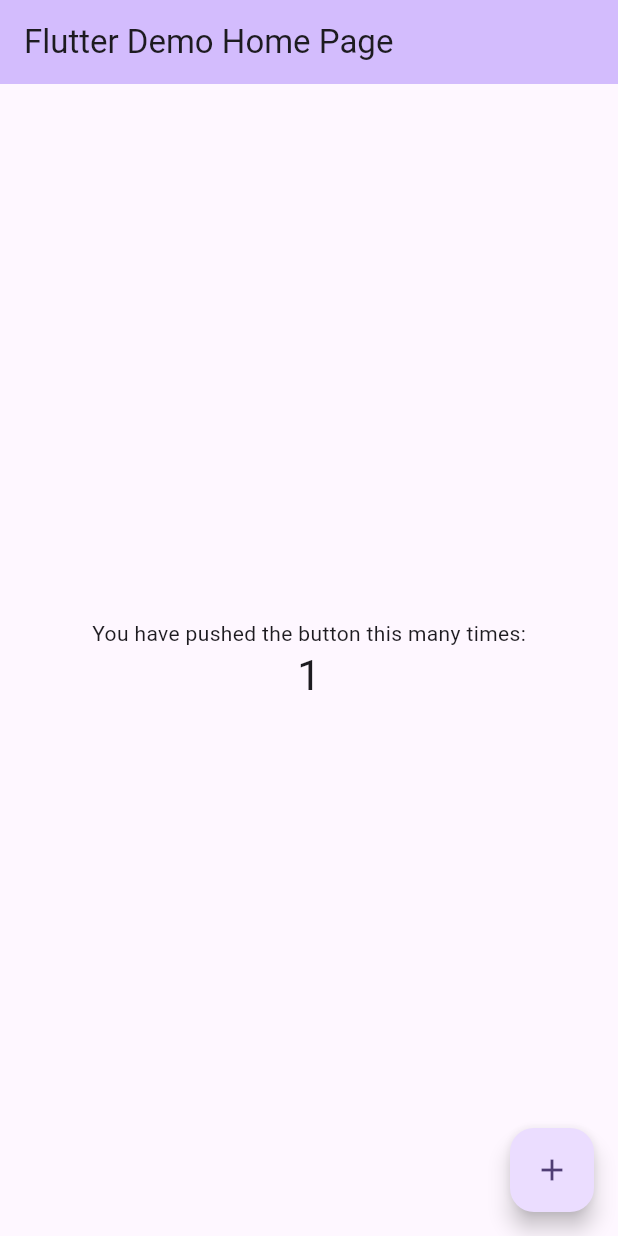
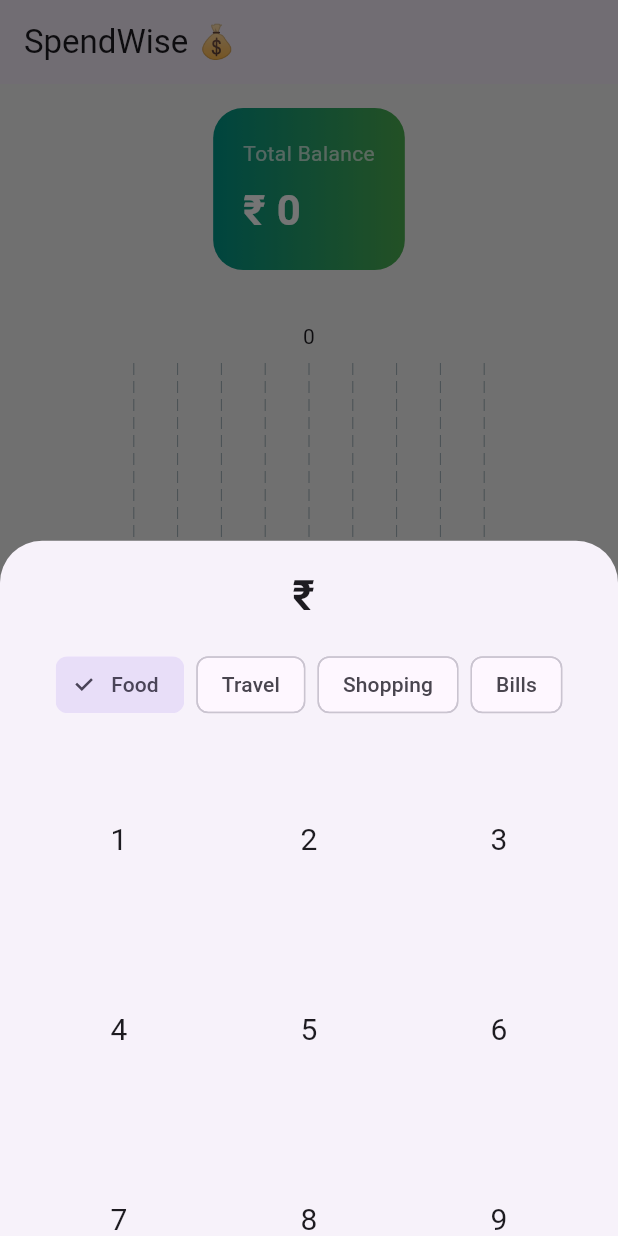
Before and after one commit to pooja-molawade/spendwise-flutter, a Flutter app: the screen it shows after launch, after a tap on the "add" icon, on a phone screen of 412 x 824 dp. Run offline on Flutter 3.47's test engine with Material 3 defaults, Android fonts, the phone set to English and light mode, and no system bars; drawn by our look-alikes of fl_chart; our stand-ins replace flutter_bloc.

```diff
--- /dev/null
+++ b/lib/bloc/expense_bloc.dart
@@ -0,0 +1,32 @@
+import 'package:flutter_bloc/flutter_bloc.dart';
+import '../models/expense.dart';
+import 'expense_event.dart';
+import 'expense_state.dart';
+
+class ExpenseBloc extends Bloc<ExpenseEvent, ExpenseState> {
+  ExpenseBloc() : super(ExpenseState()) {
+    on<AddExpense>((event, emit) {
+      final newExpense = Expense(
+        id: DateTime.now().toString(),
+        title: event.title,
+        amount: event.amount,
+      );
+
+      emit(
+        state.copyWith(
+          expenses: [...state.expenses, newExpense],
+        ),
+      );
+    });
+
+    on<DeleteExpense>((event, emit) {
+      emit(
+        state.copyWith(
+          expenses: state.expenses
+              .where((e) => e.id != event.id)
+              .toList(),
+        ),
+      );
+    });
+  }
+}
--- /dev/null
+++ b/lib/bloc/expense_event.dart
@@ -0,0 +1,14 @@
+abstract class ExpenseEvent {}
+
+class AddExpense extends ExpenseEvent {
+  final String title;
+  final double amount;
+
+  AddExpense(this.title, this.amount);
+}
+
+class DeleteExpense extends ExpenseEvent {
+  final String id;
+
+  DeleteExpense(this.id);
+}
--- /dev/null
+++ b/lib/bloc/expense_state.dart
@@ -0,0 +1,13 @@
+import '../models/expense.dart';
+
+class ExpenseState {
+  final List<Expense> expenses;
+
+  ExpenseState({this.expenses = const []});
+
+  ExpenseState copyWith({List<Expense>? expenses}) {
+    return ExpenseState(
+      expenses: expenses ?? this.expenses,
+    );
+  }
+}
--- /dev/null
+++ b/lib/bottomsheets/quick_add_sheet.dart
@@ -0,0 +1,95 @@
+import 'package:flutter/material.dart';
+import 'package:flutter_bloc/flutter_bloc.dart';
+
+import '../bloc/expense_bloc.dart';
+import '../bloc/expense_event.dart';
+class QuickAddSheet extends StatefulWidget {
+  const QuickAddSheet({super.key});
+
+  @override
+  State<QuickAddSheet> createState() => _QuickAddSheetState();
+}
+
+class _QuickAddSheetState extends State<QuickAddSheet> {
+  String selected = "Food";
+  String amount = "";
+
+  final categories = ["Food", "Travel", "Shopping", "Bills"];
+
+  void addDigit(String digit) {
+    setState(() {
+      amount += digit;
+    });
+  }
+
+  @override
+  Widget build(BuildContext context) {
+    return SingleChildScrollView(
+      child: Container(
+        padding: const EdgeInsets.all(16),
+        child: Column(
+          mainAxisSize: MainAxisSize.min,
+          children: [
+            // 🔹 Amount Display
+            Text(
+              "₹ $amount",
+              style: const TextStyle(
+                fontSize: 28,
+                fontWeight: FontWeight.bold,
+              ),
+            ),
+
+            const SizedBox(height: 16),
+
+            // 🔹 Category Chips
+            Wrap(
+              spacing: 8,
+              children: categories.map((c) {
+                return ChoiceChip(
+                  label: Text(c),
+                  selected: selected == c,
+                  onSelected: (_) {
+                    setState(() => selected = c);
+                  },
+                );
+              }).toList(),
+            ),
+
+            const SizedBox(height: 16),
+
+            // 🔢 Number Pad
+            GridView.builder(
+              shrinkWrap: true,
+              itemCount: 9,
+              gridDelegate:
+              const SliverGridDelegateWithFixedCrossAxisCount(
+                crossAxisCount: 3,
+              ),
+              itemBuilder: (_, i) {
+                final num = (i + 1).toString();
+                return InkWell(
+                  onTap: () => addDigit(num),
+                  child: Center(child: Text(num, style: const TextStyle(fontSize: 20))),
+                );
+              },
+            ),
+
+            const SizedBox(height: 10),
+
+            ElevatedButton(
+              onPressed: () {
+                if (amount.isEmpty) return;
+                context.read<ExpenseBloc>().add(
+                  AddExpense(selected, double.parse(amount)),
+                );
+
+                Navigator.pop(context);
+              },
+              child: const Text("Add Expense"),
+            )
+          ],
+        ),
+      ),
+    );
+  }
+}
--- /dev/null
+++ b/lib/core/theme/app_theme.dart
@@ -0,0 +1,9 @@
+import 'package:flutter/material.dart';
+
+class AppTheme {
+  static final lightTheme = ThemeData(
+    useMaterial3: true,
+    colorScheme: ColorScheme.fromSeed(seedColor: Colors.teal),
+    scaffoldBackgroundColor: Colors.grey[100],
+  );
+}
--- a/lib/main.dart
+++ b/lib/main.dart
@@ -1,121 +1,24 @@
 import 'package:flutter/material.dart';
+import 'package:flutter_bloc/flutter_bloc.dart';
+import 'package:spendwise_flutter/screens/home_screen.dart';
+
+import 'bloc/expense_bloc.dart';
 
 void main() {
-  runApp(const MyApp());
+  runApp(const SpendWiseApp());
 }
 
-class MyApp extends StatelessWidget {
-  const MyApp({super.key});
+class SpendWiseApp extends StatelessWidget {
+  const SpendWiseApp({super.key});
 
-  // This widget is the root of your application.
   @override
   Widget build(BuildContext context) {
     return MaterialApp(
-      title: 'Flutter Demo',
-      theme: ThemeData(
-        // This is the theme of your application.
-        //
-        // TRY THIS: Try running your application with "flutter run". You'll see
-        // the application has a purple toolbar. Then, without quitting the app,
-        // try changing the seedColor in the colorScheme below to Colors.green
-        // and then invoke "hot reload" (save your changes or press the "hot
-        // reload" button in a Flutter-supported IDE, or press "r" if you used
-        // the command line to start the app).
-        //
-        // Notice that the counter didn't reset back to zero; the application
-        // state is not lost during the reload. To reset the state, use hot
-        // restart instead.
-        //
-        // This works for code too, not just values: Most code changes can be
-        // tested with just a hot reload.
-        colorScheme: .fromSeed(seedColor: Colors.deepPurple),
-      ),
-      home: const MyHomePage(title: 'Flutter Demo Home Page'),
-    );
-  }
-}
-
-class MyHomePage extends StatefulWidget {
-  const MyHomePage({super.key, required this.title});
-
-  // This widget is the home page of your application. It is stateful, meaning
-  // that it has a State object (defined below) that contains fields that affect
-  // how it looks.
-
-  // This class is the configuration for the state. It holds the values (in this
-  // case the title) provided by the parent (in this case the App widget) and
-  // used by the build method of the State. Fields in a Widget subclass are
-  // always marked "final".
-
-  final String title;
-
-  @override
-  State<MyHomePage> createState() => _MyHomePageState();
-}
-
-class _MyHomePageState extends State<MyHomePage> {
-  int _counter = 0;
-
-  void _incrementCounter() {
-    setState(() {
-      // This call to setState tells the Flutter framework that something has
-      // changed in this State, which causes it to rerun the build method below
-      // so that the display can reflect the updated values. If we changed
-      // _counter without calling setState(), then the build method would not be
-      // called again, and so nothing would appear to happen.
-      _counter++;
-    });
-  }
-
-  @override
-  Widget build(BuildContext context) {
-    // This method is rerun every time setState is called, for instance as done
-    // by the _incrementCounter method above.
-    //
-    // The Flutter framework has been optimized to make rerunning build methods
-    // fast, so that you can just rebuild anything that needs updating rather
-    // than having to individually change instances of widgets.
-    return Scaffold(
-      appBar: AppBar(
-        // TRY THIS: Try changing the color here to a specific color (to
-        // Colors.amber, perhaps?) and trigger a hot reload to see the AppBar
-        // change color while the other colors stay the same.
-        backgroundColor: Theme.of(context).colorScheme.inversePrimary,
-        // Here we take the value from the MyHomePage object that was created by
-        // the App.build method, and use it to set our appbar title.
-        title: Text(widget.title),
-      ),
-      body: Center(
-        // Center is a layout widget. It takes a single child and positions it
-        // in the middle of the parent.
-        child: Column(
-          // Column is also a layout widget. It takes a list of children and
-          // arranges them vertically. By default, it sizes itself to fit its
-          // children horizontally, and tries to be as tall as its parent.
-          //
-          // Column has various properties to control how it sizes itself and
-          // how it positions its children. Here we use mainAxisAlignment to
-          // center the children vertically; the main axis here is the vertical
-          // axis because Columns are vertical (the cross axis would be
-          // horizontal).
-          //
-          // TRY THIS: Invoke "debug painting" (choose the "Toggle Debug Paint"
-          // action in the IDE, or press "p" in the console), to see the
-          // wireframe for each widget.
-          mainAxisAlignment: .center,
-          children: [
-            const Text('You have pushed the button this many times:'),
-            Text(
-              '$_counter',
-              style: Theme.of(context).textTheme.headlineMedium,
-            ),
-          ],
-        ),
-      ),
-      floatingActionButton: FloatingActionButton(
-        onPressed: _incrementCounter,
-        tooltip: 'Increment',
-        child: const Icon(Icons.add),
+      title: 'SpendWise',
+      debugShowCheckedModeBanner: false,
+      home: BlocProvider(
+        create: (_) => ExpenseBloc(),
+        child: const HomeScreen(),
       ),
     );
   }
--- /dev/null
+++ b/lib/models/expense.dart
@@ -0,0 +1,11 @@
+class Expense {
+  final String id;
+  final String title;
+  final double amount;
+
+  Expense({
+    required this.id,
+    required this.title,
+    required this.amount,
+  });
+}
--- /dev/null
+++ b/lib/screens/home_screen.dart
@@ -0,0 +1,113 @@
+import 'package:fl_chart/fl_chart.dart';
+import 'package:flutter/material.dart';
+import 'package:flutter_bloc/flutter_bloc.dart';
+import '../bloc/expense_bloc.dart';
+import '../bloc/expense_event.dart';
+import '../bloc/expense_state.dart';
+import '../bottomsheets/quick_add_sheet.dart';
+
+class HomeScreen extends StatelessWidget {
+  const HomeScreen({super.key});
+
+  @override
+  Widget build(BuildContext context) {
+    return Scaffold(
+      backgroundColor: Colors.grey[100],
+      appBar: AppBar(
+        title: const Text("SpendWise 💰"),
+        elevation: 1,
+      ),
+      body: BlocBuilder<ExpenseBloc, ExpenseState>(
+        builder: (context, state) {
+          final total = state.expenses.fold(
+            0.0,
+                (sum, e) => sum + e.amount,
+          );
+          return Column(
+            children: [
+              _balanceCard(total),
+              _chartSection(state.expenses),
+              _recentTransactions(state.expenses),
+            ],
+          );
+        },
+      ),
+      floatingActionButton: FloatingActionButton(
+        onPressed: () {
+          // context.read<ExpenseBloc>().add(
+          //   AddExpense("Coffee", 120),
+          // );
+          showModalBottomSheet(
+            context: context,
+            builder: (_) => const QuickAddSheet(),
+          );
+        },
+        child: const Icon(Icons.add),
+      ),
+    );
+  }
+
+  Widget _balanceCard(double total) {
+    return Container(
+      margin: const EdgeInsets.all(16),
+      padding: const EdgeInsets.all(20),
+      decoration: BoxDecoration(
+        borderRadius: BorderRadius.circular(20),
+        gradient: const LinearGradient(
+          colors: [Colors.teal, Colors.green],
+        ),
+      ),
+      child: Column(
+        crossAxisAlignment: CrossAxisAlignment.start,
+        children: [
+          const Text("Total Balance",
+              style: TextStyle(color: Colors.white70)),
+          const SizedBox(height: 8),
+          Text(
+            "₹ ${total.toStringAsFixed(0)}",
+            style: const TextStyle(
+              fontSize: 28,
+              fontWeight: FontWeight.bold,
+              color: Colors.white,
+            ),
+          ),
+        ],
+      ),
+    );
+  }
+
+  Widget _chartSection(List expenses) {
+    final total = expenses.fold(0.0, (sum, e) => sum + e.amount);
+
+    return Container(
+      height: 200,
+      margin: const EdgeInsets.all(16),
+      child: BarChart(
+        BarChartData(
+          titlesData: FlTitlesData(show: true),
+          borderData: FlBorderData(show: false),
+          barGroups: [
+            BarChartGroupData(x: 0, barRods: [
+              BarChartRodData(toY: total, width: 20)
+            ]),
+          ],
+        ),
+      ),
+    );
+  }
+  Widget _recentTransactions(List expenses) {
+    return Expanded(
+      child: ListView.builder(
+        itemCount: expenses.length,
+        itemBuilder: (_, i) {
+          final e = expenses[i];
+          return ListTile(
+            leading: const CircleAvatar(child: Icon(Icons.money)),
+            title: Text(e.title),
+            trailing: Text("₹${e.amount}"),
+          );
+        },
+      ),
+    );
+  }
+}
--- a/pubspec.yaml
+++ b/pubspec.yaml
@@ -34,6 +34,8 @@ dependencies:
   # The following adds the Cupertino Icons font to your application.
   # Use with the CupertinoIcons class for iOS style icons.
   cupertino_icons: ^1.0.8
+  flutter_bloc: ^9.1.1
+  fl_chart: ^1.2.0
 
 dev_dependencies:
   flutter_test:
```
Also changed, not shown: pubspec.lock, 2 other files.
